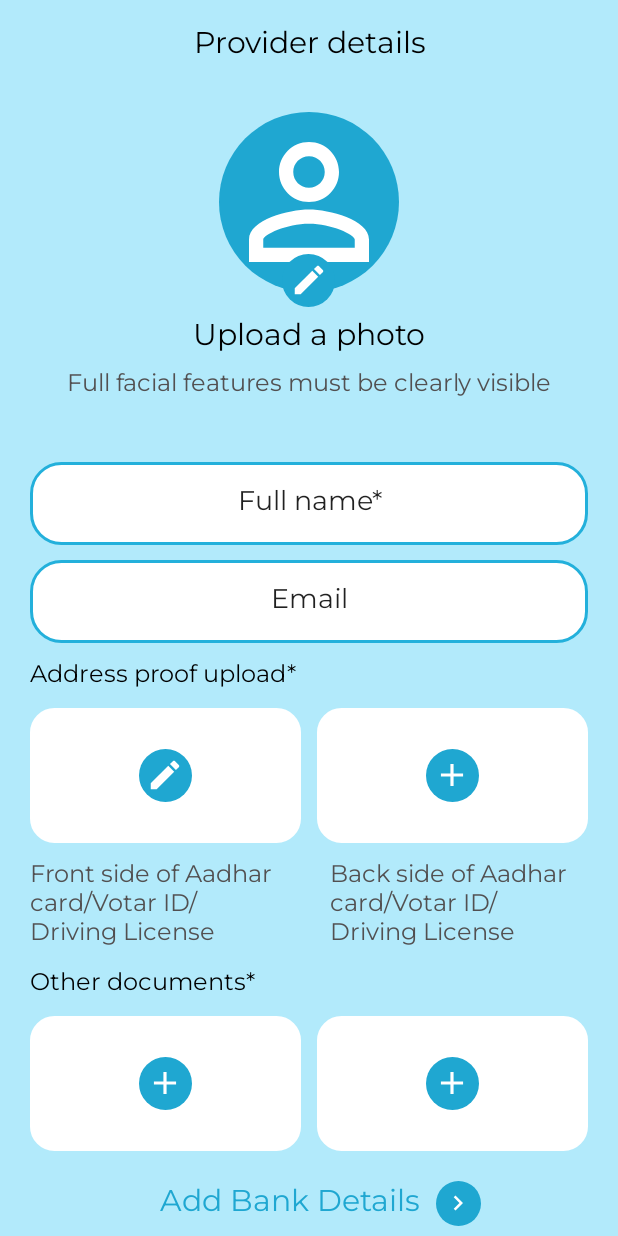
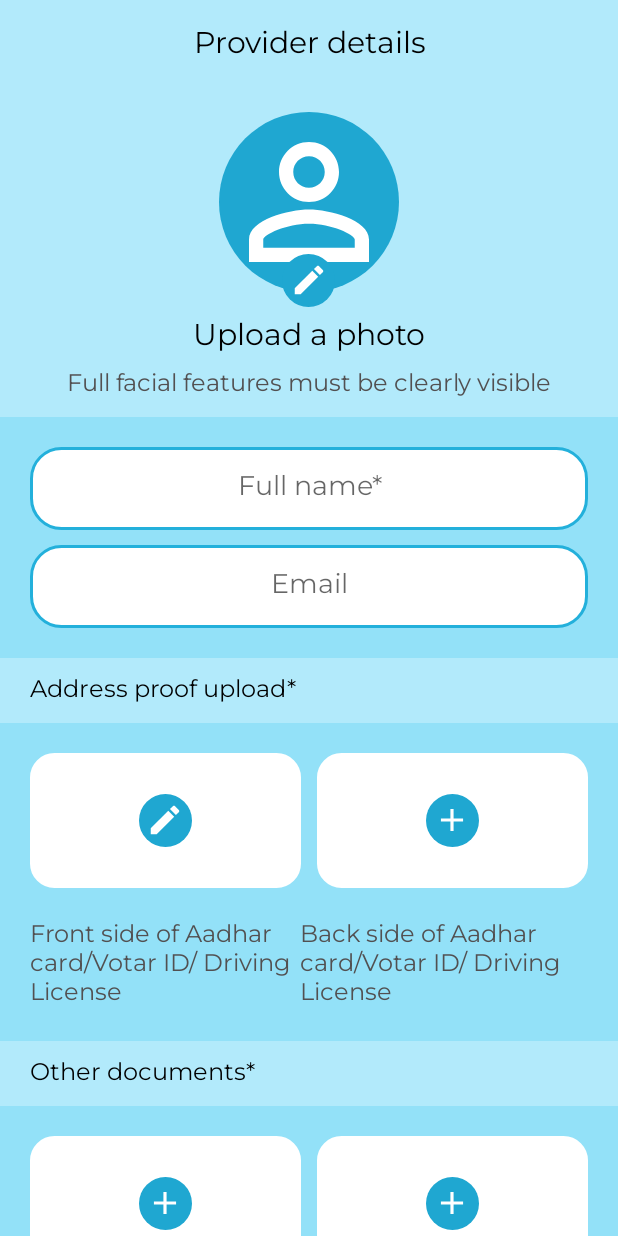
Before and after one commit to DipGhosh/DeliveryPigieonProvider, an Android app: the ProviderDetails screen opened directly, with no data from a screen before it, on a phone screen of 412 x 824 dp. Run offline under Robolectric (Android 15) with nearby library versions, the phone set to English and light mode, and no system bars; our stand-ins replace CircleImageView; plain views replace RoundedImageView.

Commit message:
provider details and login design changes

```diff
--- a/app/src/main/java/com/dev/pigeonproviderapp/LoginActivity.java
+++ b/app/src/main/java/com/dev/pigeonproviderapp/LoginActivity.java
@@ -18,9 +18,9 @@ public class LoginActivity extends BaseActivity {
     super.onCreate(savedInstanceState);
     setContentView(R.layout.activity_login);
 
-    et_phoneNumber = (EditText) findViewById(R.id.et_phoneNumber);
-    et_otp = (EditText) findViewById(R.id.et_otp);
-    providerLogin = (Button) findViewById(R.id.btn_providerlogin);
+    et_phoneNumber = findViewById(R.id.et_phoneNumber);
+    et_otp =findViewById(R.id.et_otp);
+    providerLogin = findViewById(R.id.btn_providerlogin);
 
 
     providerLogin.setOnClickListener(new View.OnClickListener() {
--- a/app/src/main/res/layout/activity_login.xml
+++ b/app/src/main/res/layout/activity_login.xml
@@ -15,7 +15,7 @@
         android:background="@drawable/input_text_field"
         app:layout_constraintBottom_toBottomOf="parent"
         app:layout_constraintLeft_toLeftOf="parent"
-        android:text="@string/phone_number"
+        android:hint="@string/phone_number"
         android:gravity="center|left"
         android:fontFamily="@font/montserrat"
         android:paddingLeft="25dp"
@@ -45,7 +45,7 @@
         android:layout_width="match_parent"
         android:layout_height="@dimen/input_field_height"
         android:id="@+id/et_otp"
-        android:text="@string/otp"
+        android:hint="@string/otp"
         android:gravity="center|left"
         android:paddingLeft="25dp"
         android:layout_marginLeft="@dimen/margine_size"
--- a/app/src/main/res/layout/activity_provider_details.xml
+++ b/app/src/main/res/layout/activity_provider_details.xml
@@ -119,12 +119,18 @@
             app:layout_constraintTop_toBottomOf="@id/tv_uploadphoto">
 
         </TextView>
+        <LinearLayout
+            android:layout_width="match_parent"
+            android:layout_height="wrap_content"
+            android:background="@color/deepColor"
+            android:layout_marginTop="@dimen/size_10"
+            android:orientation="vertical">
 
             <EditText
                 android:layout_width="match_parent"
                 android:layout_height="@dimen/input_field_height"
                 android:id="@+id/et_fullName"
-            android:text="@string/full_name"
+                android:hint="@string/full_name"
                 android:gravity="center"
                 android:layout_marginLeft="@dimen/margine_size"
                 android:layout_marginRight="@dimen/margine_size"
@@ -132,14 +138,14 @@
                 android:background="@drawable/input_text_field"
                 app:layout_constraintLeft_toLeftOf="parent"
                 app:layout_constraintRight_toRightOf="parent"
-            android:layout_marginTop="40dp"
-            app:layout_constraintTop_toBottomOf="@id/tv_uploadInfo"
+                android:layout_marginTop="@dimen/textsize_20"
+
                 />
             <EditText
                 android:layout_width="match_parent"
                 android:layout_height="@dimen/input_field_height"
                 android:id="@+id/et_email"
-            android:text="@string/email"
+                android:hint="@string/email"
                 android:gravity="center"
                 android:layout_marginLeft="@dimen/margine_size"
                 android:layout_marginRight="@dimen/margine_size"
@@ -148,8 +154,12 @@
                 app:layout_constraintLeft_toLeftOf="parent"
                 app:layout_constraintRight_toRightOf="parent"
                 android:layout_marginTop="@dimen/size_10"
-            app:layout_constraintTop_toBottomOf="@id/et_fullName"
+                android:layout_marginBottom="@dimen/textsize_20"
                 />
+
+        </LinearLayout>
+
+
         <TextView
             android:id="@+id/tv_docupload"
             android:layout_width="match_parent"
@@ -170,19 +180,21 @@
 
         <LinearLayout
             android:layout_width="match_parent"
-            android:layout_height="@dimen/size_90"
+            android:layout_height="wrap_content"
             android:id="@+id/ll_addressproof"
+            android:background="@color/deepColor"
             android:weightSum="2"
-            android:layout_marginLeft="@dimen/margine_size"
             android:layout_marginTop="@dimen/size_10"
             app:layout_constraintLeft_toLeftOf="parent"
             app:layout_constraintRight_toRightOf="parent"
-            android:layout_marginRight="@dimen/margine_size"
             app:layout_constraintTop_toBottomOf="@id/tv_docupload">
             <LinearLayout
                 android:layout_width="0dp"
-                android:layout_height="match_parent"
+                android:layout_marginTop="@dimen/textsize_20"
+                android:layout_marginBottom="@dimen/textsize_20"
+                android:layout_height="@dimen/size_90"
                 android:layout_weight="1"
+                android:layout_marginLeft="@dimen/margine_size"
                 android:layout_marginRight="@dimen/size_5">
                 <RelativeLayout
                     android:layout_width="match_parent"
@@ -216,8 +228,10 @@
             </LinearLayout>
             <LinearLayout
                 android:layout_width="0dp"
-                android:layout_height="match_parent"
+                android:layout_height="@dimen/size_90"
                 android:layout_marginLeft="5dp"
+                android:layout_marginTop="@dimen/textsize_20"
+                android:layout_marginRight="@dimen/margine_size"
                 android:layout_weight="1">
                 <RelativeLayout
                     android:layout_width="match_parent"
@@ -252,9 +266,7 @@
             android:layout_width="match_parent"
             android:layout_height="wrap_content"
             android:id="@+id/rl_addressproof"
-            android:layout_marginLeft="@dimen/margine_size"
-            android:layout_marginTop="@dimen/size_10"
-            android:layout_marginRight="@dimen/margine_size"
+            android:background="@color/deepColor"
             app:layout_constraintLeft_toLeftOf="parent"
             app:layout_constraintTop_toBottomOf="@id/ll_addressproof">
 
@@ -263,6 +275,7 @@
                 android:layout_width="wrap_content"
                 android:layout_height="wrap_content"
                 android:paddingRight="210dp"
+                android:layout_marginLeft="@dimen/margine_size"
                 android:text="@string/front_side_info"
                 android:textColor="@color/fadeBlack"
                 android:textSize="@dimen/text_size"
@@ -279,6 +292,8 @@
                 android:text="@string/back_side_info"
                 android:textColor="@color/fadeBlack"
                 android:textSize="@dimen/text_size"
+                android:layout_marginBottom="@dimen/textsize_20"
+                android:layout_marginRight="@dimen/margine_size"
                 android:fontFamily="@font/montserrat"
                 >
 
@@ -306,18 +321,19 @@
 
         <LinearLayout
             android:layout_width="match_parent"
-            android:layout_height="@dimen/size_90"
+            android:layout_height="wrap_content"
             android:weightSum="2"
-            android:layout_marginLeft="@dimen/margine_size"
+            android:background="@color/deepColor"
             android:layout_marginTop="@dimen/size_10"
             app:layout_constraintLeft_toLeftOf="parent"
             app:layout_constraintRight_toRightOf="parent"
-            android:layout_marginRight="@dimen/margine_size"
             app:layout_constraintTop_toBottomOf="@id/tv_docupload">
             <LinearLayout
                 android:layout_width="0dp"
-                android:layout_height="match_parent"
+                android:layout_height="@dimen/size_90"
                 android:layout_weight="1"
+                android:layout_marginTop="@dimen/textsize_20"
+                android:layout_marginLeft="@dimen/margine_size"
                 android:layout_marginRight="@dimen/size_5">
                 <RelativeLayout
                     android:layout_width="match_parent"
@@ -351,8 +367,10 @@
             </LinearLayout>
             <LinearLayout
                 android:layout_width="0dp"
-                android:layout_height="match_parent"
+                android:layout_height="@dimen/size_90"
                 android:layout_marginLeft="@dimen/size_5"
+                android:layout_marginTop="@dimen/textsize_20"
+                android:layout_marginRight="@dimen/textsize_20"
                 android:layout_weight="1">
                 <RelativeLayout
                     android:layout_width="match_parent"
@@ -382,6 +400,51 @@
                 </RelativeLayout>
             </LinearLayout>
         </LinearLayout>
+        <LinearLayout
+            android:layout_width="match_parent"
+            android:layout_height="wrap_content"
+            android:weightSum="2"
+            android:background="@color/deepColor"
+            >
+            <LinearLayout
+                android:layout_width="0dp"
+                android:layout_height="wrap_content"
+                android:layout_marginTop="@dimen/textsize_20"
+                android:layout_weight="1"
+                android:layout_marginBottom="@dimen/textsize_20"
+                android:layout_marginLeft="@dimen/margine_size">
+                <TextView
+                    android:layout_width="wrap_content"
+                    android:layout_height="wrap_content"
+                    android:text="@string/pan_card"
+                    android:textColor="@color/fadeBlack"
+                    android:textSize="@dimen/text_size"
+                    android:fontFamily="@font/montserrat"
+                    >
+
+                </TextView>
+
+            </LinearLayout>
+            <LinearLayout
+                android:layout_width="0dp"
+                android:layout_height="match_parent"
+                android:layout_marginTop="@dimen/textsize_20"
+                android:layout_weight="1"
+                android:layout_marginBottom="@dimen/textsize_20"
+                android:layout_marginRight="@dimen/margine_size">
+                <TextView
+                    android:layout_width="wrap_content"
+                    android:layout_height="wrap_content"
+                    android:text="@string/other"
+                    android:textColor="@color/fadeBlack"
+                    android:textSize="@dimen/text_size"
+                    android:fontFamily="@font/montserrat"
+                    />
+            </LinearLayout>
+
+        </LinearLayout>
+
+
 
         <LinearLayout
             android:layout_width="match_parent"
--- a/app/src/main/res/layout/activity_registrationactivity.xml
+++ b/app/src/main/res/layout/activity_registrationactivity.xml
@@ -30,7 +30,7 @@
         android:background="@drawable/input_text_field"
         app:layout_constraintBottom_toBottomOf="parent"
         app:layout_constraintLeft_toLeftOf="parent"
-        android:text="@string/phone_number"
+        android:hint="@string/phone_number"
         android:gravity="center|left"
         android:fontFamily="@font/montserrat"
         android:paddingLeft="25dp"
@@ -60,7 +60,7 @@
         android:layout_width="match_parent"
         android:layout_height="@dimen/input_field_height"
         android:id="@+id/et_otp"
-        android:text="@string/otp"
+        android:hint="@string/otp"
         android:gravity="center|left"
         android:paddingLeft="25dp"
         android:layout_marginLeft="@dimen/margine_size"
--- a/app/src/main/res/values/colors.xml
+++ b/app/src/main/res/values/colors.xml
@@ -12,4 +12,5 @@
     <color name="fadeBlackColor">#3E3E36</color>
     <color name="otptextColor">#1FA7D1</color>
     <color name="fadeBlack">#525051</color>
+    <color name="deepColor">#93E1F8</color>
 </resources>
--- a/app/src/main/res/values/strings.xml
+++ b/app/src/main/res/values/strings.xml
@@ -19,4 +19,6 @@
     <string name="back_side_info">Back side of Aadhar card/Votar ID/ Driving License </string>
     <string name="others_document">Other documents*</string>
     <string name="add_bankdetails">Add Bank Details</string>
+    <string name="pan_card">Front side of PAN Card</string>
+    <string name="other">Other(Optional)</string>
 </resources>
```
Lines whose indentation alone changed are shown as unchanged.
